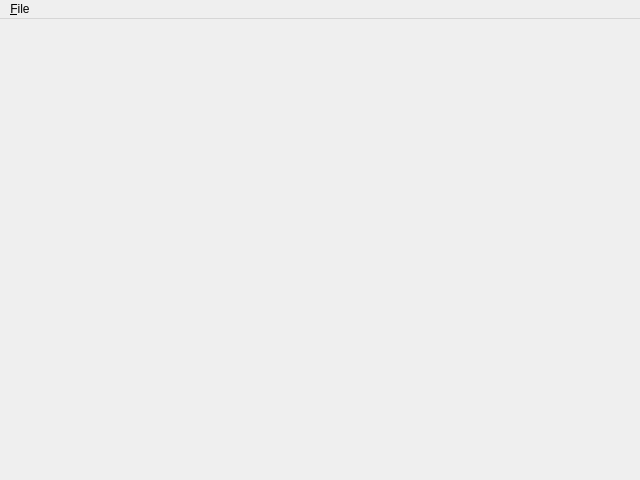
Old version of the form src/sim/ui/mainwindow.ui in the repository mackorone/mms.
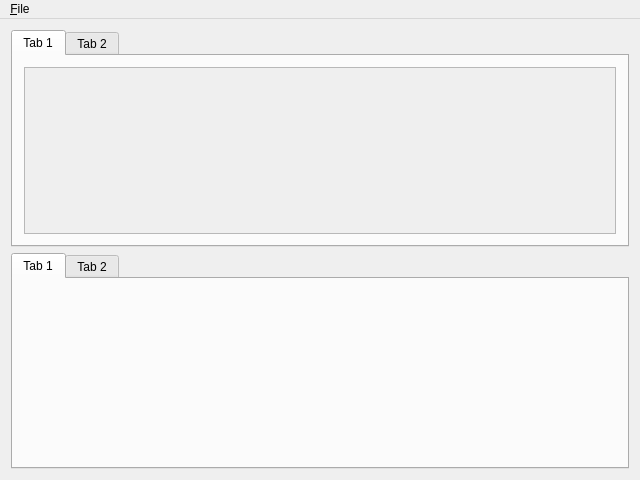
New version of the form.

```diff
--- a/src/sim/ui/mainwindow.ui
+++ b/src/sim/ui/mainwindow.ui
@@ -25,10 +25,63 @@
    </property>
    <layout class="QVBoxLayout" name="verticalLayout">
     <item>
-     <layout class="QGridLayout" name="infoContainer"/>
+     <layout class="QHBoxLayout" name="horizontalLayout_3">
+      <item>
+       <layout class="QVBoxLayout" name="mapContainer"/>
+      </item>
+      <item>
+       <widget class="QTabWidget" name="tabWidget">
+        <widget class="QWidget" name="tab_6">
+         <attribute name="title">
+          <string>Tab 1</string>
+         </attribute>
+         <layout class="QVBoxLayout" name="verticalLayout_3">
+          <item>
+           <widget class="QScrollArea" name="scrollArea">
+            <property name="widgetResizable">
+             <bool>true</bool>
+            </property>
+            <widget class="QWidget" name="scrollAreaWidgetContents">
+             <property name="geometry">
+              <rect>
+               <x>0</x>
+               <y>0</y>
+               <width>588</width>
+               <height>161</height>
+              </rect>
+             </property>
+             <layout class="QGridLayout" name="gridLayout_3">
+              <item row="0" column="0">
+               <layout class="QGridLayout" name="infoContainer"/>
+              </item>
+             </layout>
+            </widget>
+           </widget>
+          </item>
+         </layout>
+        </widget>
+        <widget class="QWidget" name="tab_7">
+         <attribute name="title">
+          <string>Tab 2</string>
+         </attribute>
+        </widget>
+       </widget>
+      </item>
+     </layout>
     </item>
     <item>
-     <layout class="QVBoxLayout" name="mapContainer"/>
+     <widget class="QTabWidget" name="tabWidget_2">
+      <widget class="QWidget" name="tab_11">
+       <attribute name="title">
+        <string>Tab 1</string>
+       </attribute>
+      </widget>
+      <widget class="QWidget" name="tab_12">
+       <attribute name="title">
+        <string>Tab 2</string>
+       </attribute>
+      </widget>
+     </widget>
     </item>
    </layout>
   </widget>
```
